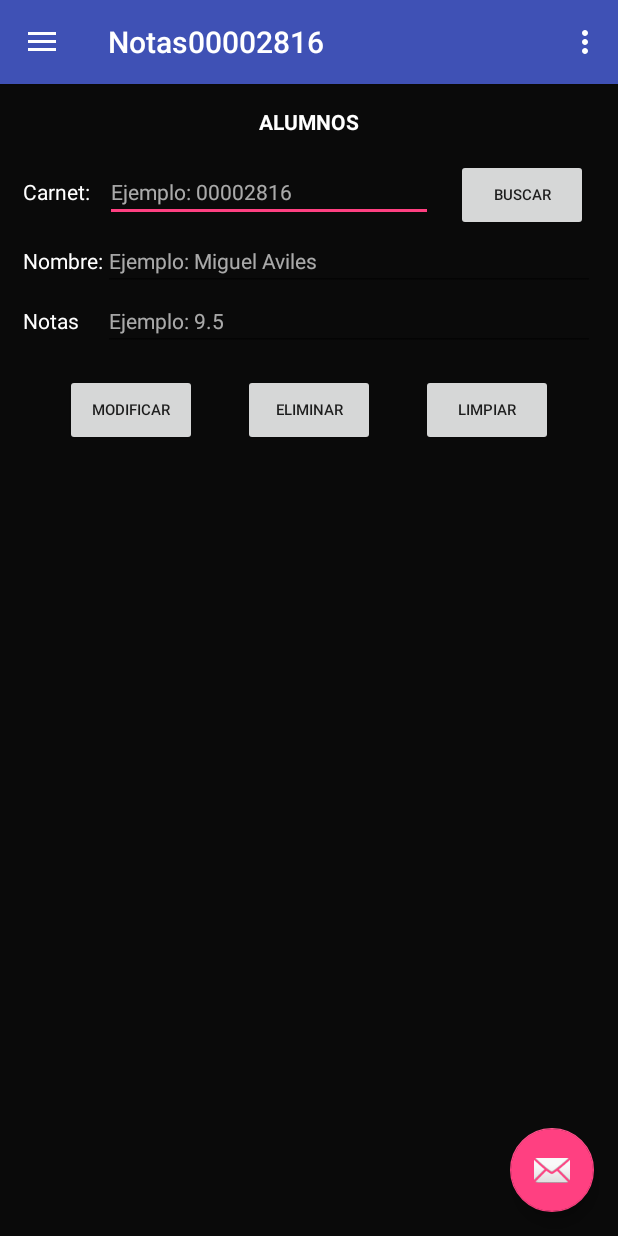
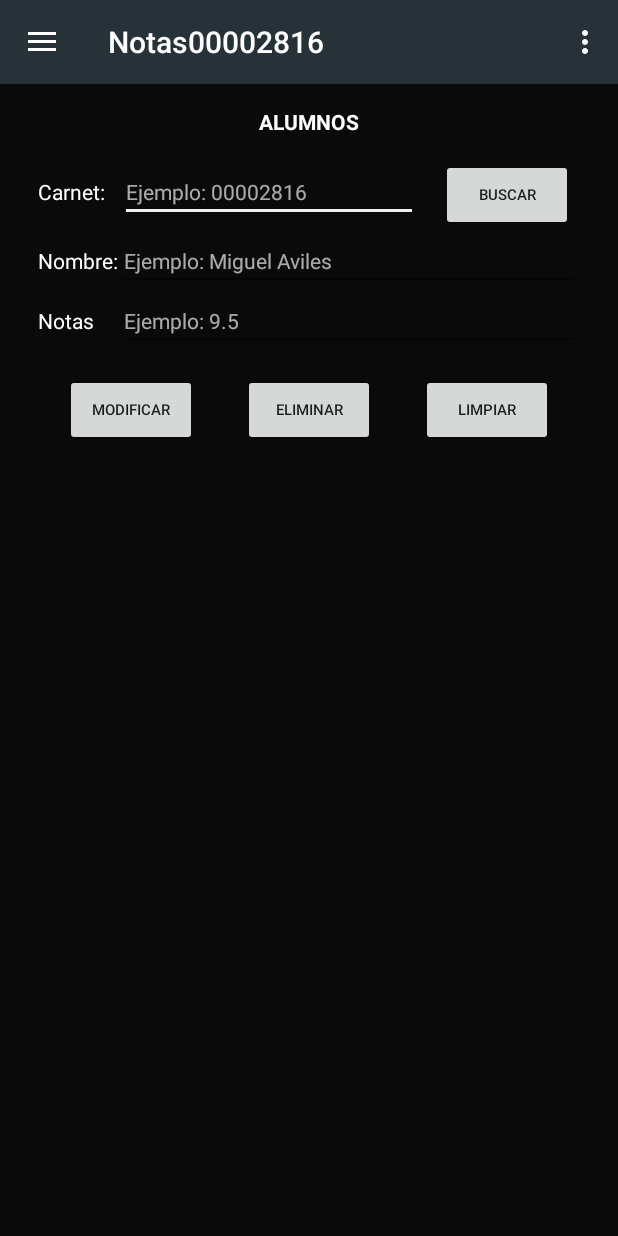
Before and after one commit to agmeag22/Notas000028162, an Android app: the screen it shows after launch (MainActivity), in the side drawer, after a tap on "Notas", on a phone screen of 412 x 824 dp. Run offline under Robolectric (Android 15) with nearby library versions, the phone set to English and light mode, and no system bars.

```diff
--- a/app/src/main/java/com/meag/notas00002816/MainActivity.java
+++ b/app/src/main/java/com/meag/notas00002816/MainActivity.java
@@ -22,17 +22,10 @@ public class MainActivity extends AppCompatActivity
     protected void onCreate(Bundle savedInstanceState) {
         super.onCreate(savedInstanceState);
         setContentView(R.layout.activity_main);
+        DBHelper.getInstance(this);
         Toolbar toolbar = (Toolbar) findViewById(R.id.toolbar);
         setSupportActionBar(toolbar);
 
-        FloatingActionButton fab = (FloatingActionButton) findViewById(R.id.fab);
-        fab.setOnClickListener(new View.OnClickListener() {
-            @Override
-            public void onClick(View view) {
-                Snackbar.make(view, "Replace with your own action", Snackbar.LENGTH_LONG)
-                        .setAction("Action", null).show();
-            }
-        });
 
         DrawerLayout drawer = (DrawerLayout) findViewById(R.id.drawer_layout);
         ActionBarDrawerToggle toggle = new ActionBarDrawerToggle(
--- a/app/src/main/res/layout/app_bar_main.xml
+++ b/app/src/main/res/layout/app_bar_main.xml
@@ -23,12 +23,6 @@
     <include android:id="@+id/container"
         layout="@layout/content_main" />
 
-    <android.support.design.widget.FloatingActionButton
-        android:id="@+id/fab"
-        android:layout_width="wrap_content"
-        android:layout_height="wrap_content"
-        android:layout_gravity="bottom|end"
-        android:layout_margin="@dimen/fab_margin"
-        app:srcCompat="@android:drawable/ic_dialog_email" />
+
 
 </android.support.design.widget.CoordinatorLayout>
--- a/app/src/main/res/layout/fragment_notas.xml
+++ b/app/src/main/res/layout/fragment_notas.xml
@@ -19,6 +19,10 @@
         android:layout_width="match_parent"
         android:layout_height="wrap_content"
         android:layout_marginTop="15dp"
+        android:layout_marginLeft="10dp"
+        android:layout_marginRight="10dp"
+        android:layout_marginEnd="10dp"
+        android:layout_marginStart="10dp"
         android:orientation="horizontal"
         >
 
@@ -39,9 +43,11 @@
             android:layout_weight="1"
             android:hint="@string/ejemplo_carnet"
             android:textColorHint="#a7ffffff"
+            android:textColor="@android:color/white"
             android:textSize="14sp"
             android:layout_marginEnd="15dp"
-            android:layout_marginStart="10dp" />
+            android:layout_marginStart="10dp"
+            android:inputType="number"/>
         <Button
             android:id="@+id/btn_buscar"
             android:layout_width="wrap_content"
@@ -56,7 +62,11 @@
     <LinearLayout
         android:layout_width="match_parent"
         android:layout_height="wrap_content"
-        android:orientation="horizontal">
+        android:orientation="horizontal"
+        android:layout_marginLeft="10dp"
+        android:layout_marginRight="10dp"
+        android:layout_marginEnd="10dp"
+        android:layout_marginStart="10dp">
         <TextView
             android:layout_width="wrap_content"
             android:layout_height="wrap_content"
@@ -64,7 +74,8 @@
             android:textColor="@android:color/white"
 
             android:layout_marginLeft="15dp"
-            android:textSize="14sp"/>
+            android:textSize="14sp"
+            android:layout_marginStart="15dp" />
         <EditText
             android:id="@+id/edit_text_name"
             android:layout_width="0dp"
@@ -72,6 +83,7 @@
             android:layout_weight="1"
             android:hint="@string/ejemplo_miguel_aviles"
             android:textColorHint="#a7ffffff"
+            android:textColor="@android:color/white"
             android:layout_marginRight="15dp"
             android:textSize="14sp"
             android:layout_marginEnd="15dp" />
@@ -80,7 +92,11 @@
     <LinearLayout
         android:layout_width="match_parent"
         android:layout_height="wrap_content"
-        android:orientation="horizontal">
+        android:orientation="horizontal"
+        android:layout_marginLeft="10dp"
+        android:layout_marginRight="10dp"
+        android:layout_marginEnd="10dp"
+        android:layout_marginStart="10dp">
 
         <TextView
             android:layout_width="wrap_content"
@@ -100,9 +116,11 @@
             android:layout_weight="1"
             android:hint="@string/ejemplo_9_5"
             android:textColorHint="#a7ffffff"
+            android:textColor="@android:color/white"
             android:textSize="14sp"
             android:layout_marginEnd="15dp"
-            android:layout_marginStart="16dp" />
+            android:layout_marginStart="16dp"
+            android:inputType="numberDecimal"/>
     </LinearLayout>
 <LinearLayout
     android:layout_width="match_parent"
--- a/app/src/main/res/layout/fragment_ver_notas.xml
+++ b/app/src/main/res/layout/fragment_ver_notas.xml
@@ -37,7 +37,7 @@
         android:id="@+id/recycler"
         android:layout_width="match_parent"
         android:layout_height="397dp"
-        android:layout_margin="15dp"></android.support.v7.widget.RecyclerView>
+        android:layout_margin="10dp"></android.support.v7.widget.RecyclerView>
 
 
 </LinearLayout>
--- a/app/src/main/res/layout/scorecardview.xml
+++ b/app/src/main/res/layout/scorecardview.xml
@@ -4,8 +4,10 @@
     android:layout_height="80dp"
     xmlns:app="http://schemas.android.com/apk/res-auto"
     app:cardCornerRadius="15dp"
-    app:cardBackgroundColor="#455A64"
-    android:layout_margin="15dp">
+    app:cardBackgroundColor="#37474F"
+    android:layout_marginTop="8dp"
+    android:layout_marginBottom="8dp"
+    android:id="@+id/cardview">
 
     <LinearLayout
         android:layout_width="match_parent"
--- a/app/src/main/res/values/colors.xml
+++ b/app/src/main/res/values/colors.xml
@@ -1,6 +1,6 @@
 <?xml version="1.0" encoding="utf-8"?>
 <resources>
-    <color name="colorPrimary">#3F51B5</color>
-    <color name="colorPrimaryDark">#303F9F</color>
-    <color name="colorAccent">#FF4081</color>
+    <color name="colorPrimary">#263238</color>
+    <color name="colorPrimaryDark">#263238</color>
+    <color name="colorAccent">#ECEFF1</color>
 </resources>
```
Also changed, not shown: app/src/main/java/com/meag/notas00002816/AgregarAlumno.java (+15 -4 lines), app/src/main/java/com/meag/notas00002816/DBHelper.java (+21 -8 lines), app/src/main/java/com/meag/notas00002816/Notas.java (+9 -1 lines), app/src/main/java/com/meag/notas00002816/ScoreAdapter.java (+20 -4 lines), app/src/main/java/com/meag/notas00002816/VerNotas.java (+9 -5 lines), app/src/main/res/layout/fragment_agregar_alumno.xml (+12 -3 lines).
